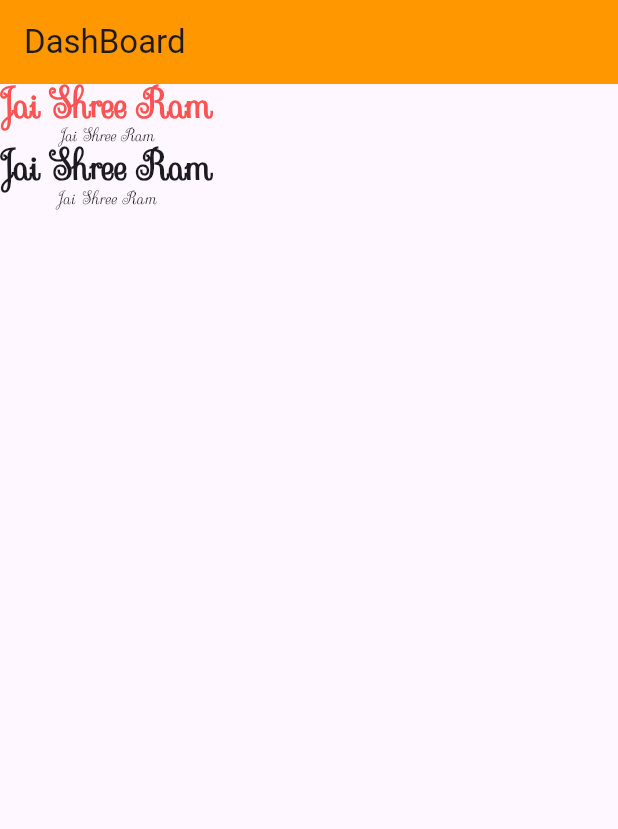
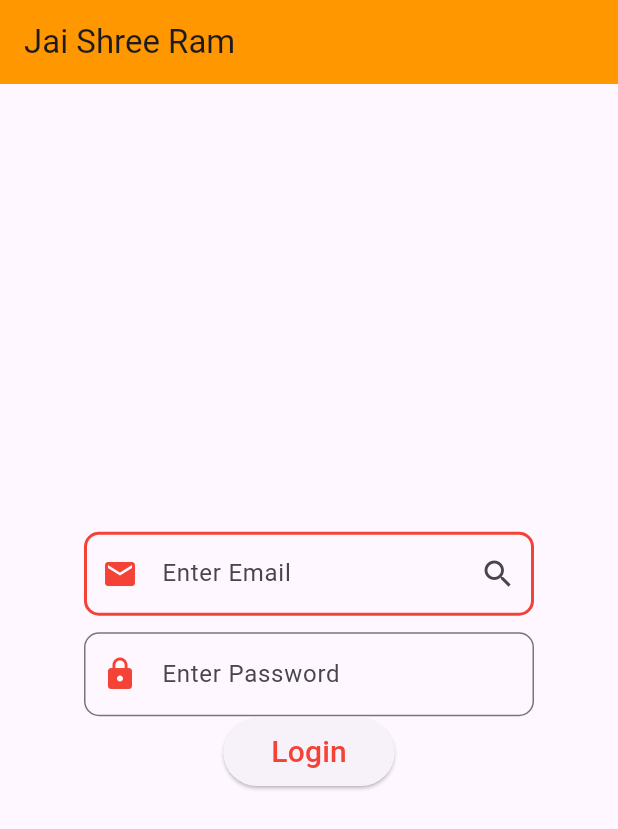
Before and after one commit to codebyAbhishekBharti/flutter_basics, a Flutter app: the screen it shows after launch, on a phone screen of 412 x 824 dp. Shown: the top 829 px of the screen. Run offline on Flutter 3.47's test engine with Material 3 defaults, Android fonts, the phone set to English and light mode, and no system bars.

Commit message:
Get User Input/Login Form

```diff
--- a/lib/main.dart
+++ b/lib/main.dart
@@ -31,27 +31,100 @@ class FlutterApp extends StatelessWidget{
 }
 
 class DashBoardScreen extends StatelessWidget{
+  var emailText = TextEditingController();
+  var password = TextEditingController();
   @override
   Widget build(BuildContext context) {
     return Scaffold(
       appBar: AppBar(
-        title: Text('DashBoard'),
+        title: Text('Jai Shree Ram'),
         backgroundColor: Colors.orange,
       ),
-      body:  Column(
-        children: [
-          Text("Jai Shree Ram",
-            style: Theme.of(context).textTheme.displayLarge!.copyWith(color: Colors.redAccent),),
-          Text("Jai Shree Ram",
-            style: Theme.of(context).textTheme.displayMedium,),
-          Text("Jai Shree Ram",
-            style: Theme.of(context).textTheme.displayLarge,),
-          Text("Jai Shree Ram",
-            style: mTextStyle11(),
+      body: Center(
+        child: Container(
+          width: 300,
+          child: Column(
+            mainAxisAlignment: MainAxisAlignment.center,
+            children: [
+              TextField(
+                // enabled: false,
+                  controller: emailText,
+                  keyboardType: TextInputType.emailAddress,
+                  decoration: InputDecoration(
+                    // suffixText: 'Suffix',
+                    hintText: 'Enter Email',
+                    suffixIcon: IconButton(
+                      icon: Icon(Icons.search),
+                      onPressed: (){
+                        print('Search Icon Clicked');
+                      },
+                    ),
+                    prefixIcon: Icon(Icons.email, color: Colors.red,),
+                    focusedBorder: OutlineInputBorder(
+                      borderRadius: BorderRadius.circular(10),
+                      borderSide: BorderSide(
+                        color: Colors.red,
+                        width: 5,
+                      ),
+                    ),
+                    enabledBorder: OutlineInputBorder(
+                      borderRadius: BorderRadius.circular(10),
+                      borderSide: BorderSide(
+                        color: Colors.red,
+                        width: 2,
+                      ),
+                    ),
+                    disabledBorder: OutlineInputBorder(
+                      borderRadius: BorderRadius.circular(10),
+                      borderSide: BorderSide(
+                        color: Colors.green,
+                        width: 2,
+                      ),
+                    ),
+                    border: OutlineInputBorder(
+                      borderRadius: BorderRadius.circular(10),
+                      borderSide: BorderSide(
+                        color: Colors.red,
+                        width: 2,
+                      ),
+                    ),
+
+                  ),
+              ),
+              Container(height: 11,),
+              TextField(
+                controller: password,
+                obscureText: true,
+                obscuringCharacter: '*',
+                keyboardType: TextInputType.number,
+                decoration: InputDecoration(
+                  hintText: 'Enter Password',
+                  prefixIcon: Icon(Icons.lock, color: Colors.red,),
+                  border: OutlineInputBorder(
+                    borderRadius: BorderRadius.circular(10),
+                    borderSide: BorderSide(
+                      color: Colors.red,
+                      width: 2,
+                    ),
+                  ),
+
+                ),
+              ),
+              ElevatedButton(
+                  onPressed: (){
+                    print('Email: ${emailText.text}');
+                    print('Password: ${password.text}');
+                  },
+                  child: Padding(
+                    padding: const EdgeInsets.all(8.0),
+                    child: Text('Login', style: TextStyle(fontSize: 20,color: Colors.red),),
+                  )
+              ),
+            ],
           ),
-        ]
-      ),
-    );
+        ),
+      )
+      );
   }
 
 }
```
